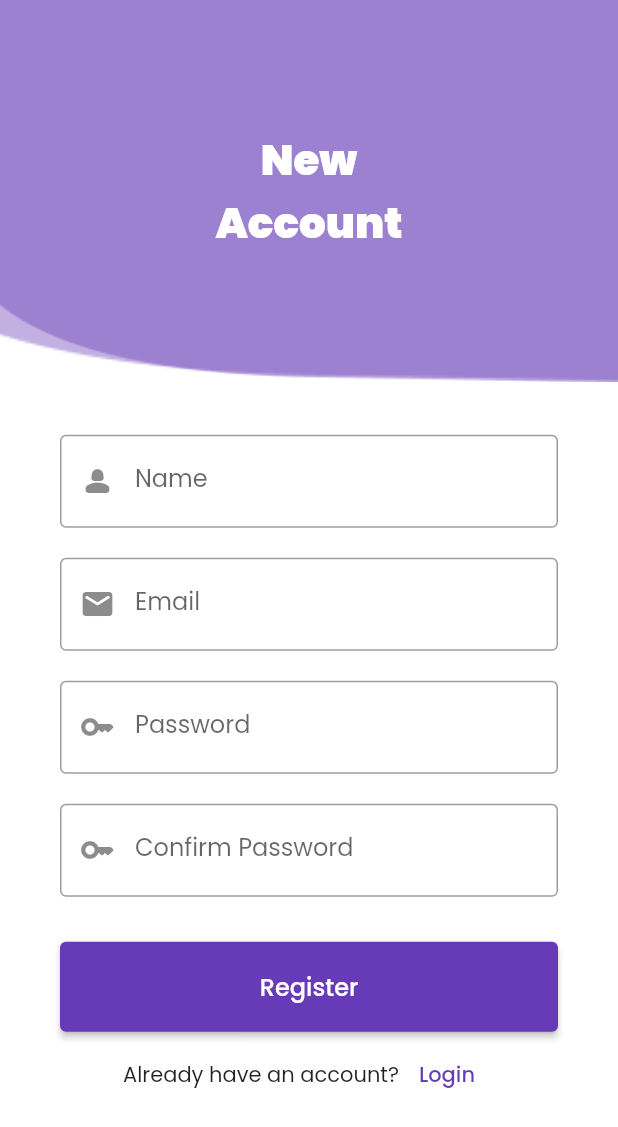
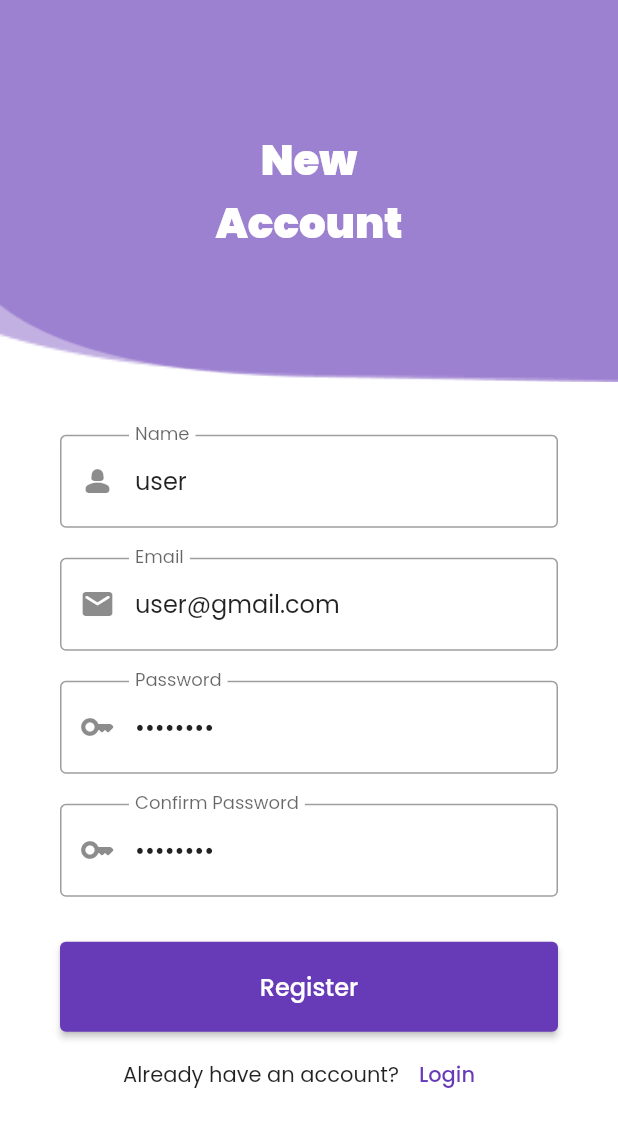
Before and after one commit to amlxv/giveback, a Flutter app: the screen it shows after launch, after a tap on "Create now!", on a phone screen of 412 x 824 dp. Shown: the top 1127 px of the screen. Run offline on Flutter 3.47's test engine with Material 2 defaults, Android fonts, the phone set to English and light mode, and no system bars; our stand-ins replace firebase_auth, firebase_core, google_fonts; accounts and stored records are empty; network calls fail.

Commit message:
impr: completing auth

```diff
--- /dev/null
+++ b/lib/components/register.dart
@@ -0,0 +1,118 @@
+import 'package:firebase_auth/firebase_auth.dart';
+import 'package:flutter/material.dart';
+import 'package:giveback/main.dart';
+import 'package:giveback/pages/auth/login.dart';
+import 'package:giveback/utils/misc.dart';
+import 'package:giveback/utils/validation.dart';
+
+class RegisterForm extends StatefulWidget {
+  const RegisterForm({super.key});
+
+  @override
+  State<RegisterForm> createState() => _RegisterFormState();
+}
+
+class _RegisterFormState extends State<RegisterForm> {
+  final TextEditingController nameController =
+      TextEditingController(text: 'user');
+  final TextEditingController emailController =
+      TextEditingController(text: 'user@gmail.com');
+  final TextEditingController passwordController =
+      TextEditingController(text: 'password');
+  final TextEditingController confirmPasswordController =
+      TextEditingController(text: 'password');
+
+  Future<UserCredential?> createUserWithEmailAndPassword() async {
+    try {
+      return await FirebaseAuth.instance.createUserWithEmailAndPassword(
+        email: emailController.text,
+        password: passwordController.text,
+      );
+    } on FirebaseAuthException catch (e) {
+      pushMessage(e.message!);
+    }
+    return null;
+  }
+
+  void handleCreateUser() async {
+    if (!handleFormValidation()) return;
+
+    UserCredential? credential = await createUserWithEmailAndPassword();
+
+    if (credential != null) {
+      await credential.user!.updateDisplayName(nameController.text);
+      pushMessage('Welcome, ${nameController.text}!', duration: 3);
+      _next();
+    }
+  }
+
+  _next() {
+    push(context, const MyApp());
+  }
+
+  bool handleFormValidation() {
+    if (!validateInput('Name', nameController) ||
+        !validateInput('Email', emailController) ||
+        !validateInput('Password', passwordController) ||
+        !validateInput('Confirm Password', confirmPasswordController)) {
+      return false;
+    }
+
+    if (!validateConfirmationPassword(
+        passwordController, confirmPasswordController)) {
+      return false;
+    }
+
+    return true;
+  }
+
+  @override
+  Widget build(BuildContext context) {
+    return Column(
+      mainAxisSize: MainAxisSize.min,
+      mainAxisAlignment: MainAxisAlignment.center,
+      children: [
+        InputField(
+            labelText: 'Name',
+            icon: Icons.person_2_rounded,
+            controller: nameController),
+        const SizedBox(height: 20),
+        InputField(
+            labelText: 'Email',
+            icon: Icons.email_rounded,
+            controller: emailController),
+        const SizedBox(height: 20),
+        InputField(
+            labelText: 'Password',
+            icon: Icons.key_rounded,
+            controller: passwordController,
+            obscureText: true),
+        const SizedBox(height: 20),
+        InputField(
+            labelText: 'Confirm Password',
+            icon: Icons.key_rounded,
+            controller: confirmPasswordController,
+            obscureText: true),
+        const SizedBox(height: 30),
+        SubmitButton(
+            labelText: 'Register',
+            onPressed: () {
+              handleCreateUser();
+            }),
+        const SizedBox(height: 5),
+        Row(
+          mainAxisAlignment: MainAxisAlignment.center,
+          children: [
+            const Text('Already have an account?'),
+            TextButton(
+              onPressed: () {
+                push(context, const Login());
+              },
+              child: const Text('Login'),
+            ),
+          ],
+        ),
+      ],
+    );
+  }
+}
--- a/lib/main.dart
+++ b/lib/main.dart
@@ -1,12 +1,27 @@
+import 'package:firebase_auth/firebase_auth.dart';
+import 'package:firebase_core/firebase_core.dart';
 import 'package:flutter/material.dart';
+import 'package:giveback/firebase_options.dart';
 import 'package:giveback/pages/auth/login.dart';
 import 'package:giveback/utils/menu.dart';
 import 'package:giveback/utils/nav_bar.dart';
 import 'package:giveback/utils/theme.dart';
 
+final GlobalKey<ScaffoldMessengerState> scaffoldMessengerKey =
+    GlobalKey<ScaffoldMessengerState>();
+
 void main() async {
   WidgetsFlutterBinding.ensureInitialized();
-  runApp(MaterialApp(home: const MyApp(), theme: buildTheme(Brightness.light)));
+  await Firebase.initializeApp(options: DefaultFirebaseOptions.currentPlatform);
+  runApp(
+    MaterialApp(
+      home: const MyApp(),
+      theme: buildTheme(
+        Brightness.light,
+      ),
+      scaffoldMessengerKey: scaffoldMessengerKey,
+    ),
+  );
 }
 
 class MyApp extends StatefulWidget {
@@ -19,6 +34,19 @@ class MyApp extends StatefulWidget {
 class _MyAppState extends State<MyApp> {
   int index = 0;
   bool logged = false;
+
+  @override
+  void initState() {
+    super.initState();
+
+    FirebaseAuth.instance.authStateChanges().listen((User? user) {
+      if (user == null) {
+        setState(() => logged = false);
+      } else {
+        setState(() => logged = true);
+      }
+    });
+  }
 
   void updateIndex(int index) {
     setState(() => this.index = index);
--- a/lib/pages/auth/login.dart
+++ b/lib/pages/auth/login.dart
@@ -1,5 +1,5 @@
 import 'package:flutter/material.dart';
-import 'package:giveback/utils/login.dart';
+import 'package:giveback/components/login.dart';
 
 class Login extends StatefulWidget {
   const Login({super.key});
@@ -9,16 +9,39 @@ class Login extends StatefulWidget {
 }
 
 class _LoginState extends State<Login> {
-  TextEditingController emailController = TextEditingController();
-  TextEditingController passwordController = TextEditingController();
-
   @override
   Widget build(BuildContext context) {
     return Scaffold(
       body: SingleChildScrollView(
-        child: LoginLayout(
-            emailController: emailController,
-            passwordController: passwordController),
+        child: Column(
+          mainAxisSize: MainAxisSize.min,
+          children: [
+            const SizedBox(height: 30),
+            Image.asset(
+              'images/undraw_welcoming.png',
+              width: MediaQuery.of(context).size.width * 0.8,
+              fit: BoxFit.cover,
+            ),
+            const SizedBox(height: 20),
+            const Center(
+              child: Text(
+                'Sign In',
+                style: TextStyle(
+                  fontSize: 28,
+                  fontWeight: FontWeight.w900,
+                  color: Colors.black,
+                ),
+              ),
+            ),
+            const SizedBox(height: 35),
+            Flexible(
+              child: Container(
+                padding: const EdgeInsets.symmetric(horizontal: 40),
+                child: const LoginForm(),
+              ),
+            ),
+          ],
+        ),
       ),
     );
   }
--- a/lib/pages/auth/register.dart
+++ b/lib/pages/auth/register.dart
@@ -1,5 +1,5 @@
 import 'package:flutter/material.dart';
-import 'package:giveback/utils/register.dart';
+import 'package:giveback/components/register.dart';
 
 class Register extends StatefulWidget {
   const Register({super.key});
@@ -9,21 +9,59 @@ class Register extends StatefulWidget {
 }
 
 class _RegisterState extends State<Register> {
-  final TextEditingController nameController = TextEditingController();
-  final TextEditingController emailController = TextEditingController();
-  final TextEditingController passwordController = TextEditingController();
-  final TextEditingController confirmPasswordController =
-      TextEditingController();
-
   @override
   Widget build(BuildContext context) {
     return Scaffold(
       body: SingleChildScrollView(
-        child: RegisterLayout(
-          nameController: nameController,
-          emailController: emailController,
-          passwordController: passwordController,
-          confirmPasswordController: confirmPasswordController,
+        child: Column(
+          mainAxisSize: MainAxisSize.min,
+          children: [
+            Stack(
+              clipBehavior: Clip.none,
+              children: [
+                Positioned(
+                  top: -100,
+                  right: 0,
+                  bottom: 0,
+                  left: 0,
+                  child: Image.asset(
+                    'images/illustration.png',
+                    width: MediaQuery.of(context).size.width,
+                    fit: BoxFit.cover,
+                  ),
+                ),
+                Image.asset(
+                  'images/illustration.png',
+                  width: MediaQuery.of(context).size.width,
+                  fit: BoxFit.cover,
+                ),
+                const Positioned(
+                  top: 0,
+                  right: 0,
+                  bottom: 0,
+                  left: 0,
+                  child: Center(
+                    child: Text(
+                      'New\nAccount',
+                      textAlign: TextAlign.center,
+                      style: TextStyle(
+                        fontSize: 28,
+                        fontWeight: FontWeight.w900,
+                        color: Colors.white,
+                      ),
+                    ),
+                  ),
+                ),
+              ],
+            ),
+            const SizedBox(height: 35),
+            Flexible(
+              child: Container(
+                padding: const EdgeInsets.symmetric(horizontal: 40),
+                child: const RegisterForm(),
+              ),
+            ),
+          ],
         ),
       ),
     );
--- a/lib/pages/home.dart
+++ b/lib/pages/home.dart
@@ -1,4 +1,7 @@
+import 'package:firebase_auth/firebase_auth.dart';
 import 'package:flutter/material.dart';
+import 'package:giveback/main.dart';
+import 'package:giveback/utils/misc.dart';
 
 class Home extends StatefulWidget {
   const Home({super.key});
@@ -8,8 +11,38 @@ class Home extends StatefulWidget {
 }
 
 class _HomeState extends State<Home> {
+  User? user;
+
+  @override
+  void initState() {
+    super.initState();
+
+    FirebaseAuth.instance.authStateChanges().listen((User? user) {
+      if (user == null) {
+        push(context, const MyApp());
+      } else {
+        setState(() => this.user = user);
+      }
+    });
+  }
+
   @override
   Widget build(BuildContext context) {
-    return const Text('This is Home Page');
+    return Center(
+      child: Column(
+        mainAxisAlignment: MainAxisAlignment.center,
+        crossAxisAlignment: CrossAxisAlignment.center,
+        children: [
+          Text("Welcome, ${user?.displayName}"),
+          Text("Your email is ${user?.email}"),
+          ElevatedButton(
+              onPressed: () {
+                FirebaseAuth.instance.signOut();
+                push(context, const MyApp());
+              },
+              child: const Text("Logout"))
+        ],
+      ),
+    );
   }
 }
--- a/lib/utils/login.dart
+++ /dev/null
@@ -1,103 +0,0 @@
-import 'package:flutter/material.dart';
-import 'package:giveback/pages/auth/register.dart';
-import 'package:giveback/utils/misc.dart';
-
-class LoginLayout extends StatelessWidget {
-  const LoginLayout({
-    super.key,
-    required this.emailController,
-    required this.passwordController,
-  });
-
-  final TextEditingController emailController;
-  final TextEditingController passwordController;
-
-  @override
-  Widget build(BuildContext context) {
-    return Column(
-      mainAxisSize: MainAxisSize.min,
-      children: [
-        const SizedBox(height: 30),
-        Image.asset(
-          'images/undraw_welcoming.png',
-          width: MediaQuery.of(context).size.width * 0.8,
-          fit: BoxFit.cover,
-        ),
-        const SizedBox(height: 20),
-        const Center(
-          child: Text(
-            'Sign In',
-            style: TextStyle(
-              fontSize: 28,
-              fontWeight: FontWeight.w900,
-              color: Colors.black,
-            ),
-          ),
-        ),
-        const SizedBox(height: 35),
-        Flexible(
-          child: Container(
-            padding: const EdgeInsets.symmetric(horizontal: 40),
-            child: LoginForm(
-              emailController: emailController,
-              passwordController: passwordController,
-            ),
-          ),
-        ),
-      ],
-    );
-  }
-}
-
-class LoginForm extends StatelessWidget {
-  const LoginForm({
-    super.key,
-    required this.emailController,
-    required this.passwordController,
-  });
-
-  final TextEditingController emailController;
-  final TextEditingController passwordController;
-
-  @override
-  Widget build(BuildContext context) {
-    return Column(
-      mainAxisSize: MainAxisSize.min,
-      mainAxisAlignment: MainAxisAlignment.center,
-      children: [
-        InputField(
-          labelText: 'Email',
-          icon: Icons.email_rounded,
-          controller: emailController,
-        ),
-        const SizedBox(height: 20),
-        InputField(
-          labelText: 'Password',
-          icon: Icons.password_rounded,
-          obscureText: true,
-          controller: passwordController,
-        ),
-        const SizedBox(height: 30),
-        SubmitButton(
-          labelText: 'Login',
-          onPressed: () {
-            print('Submit button pressed /* Login');
-          },
-        ),
-        const SizedBox(height: 5),
-        Row(
-          mainAxisAlignment: MainAxisAlignment.center,
-          children: [
-            const Text('Don\'t have an account?'),
-            TextButton(
-              onPressed: () {
-                push(context, const Register());
-              },
-              child: const Text('Create now!'),
-            ),
-          ],
-        ),
-      ],
-    );
-  }
-}
--- a/lib/utils/register.dart
+++ /dev/null
@@ -1,141 +0,0 @@
-import 'package:flutter/material.dart';
-import 'package:giveback/pages/auth/login.dart';
-import 'package:giveback/utils/misc.dart';
-
-class RegisterLayout extends StatelessWidget {
-  const RegisterLayout({
-    super.key,
-    required this.nameController,
-    required this.emailController,
-    required this.passwordController,
-    required this.confirmPasswordController,
-  });
-
-  final TextEditingController nameController;
-  final TextEditingController emailController;
-  final TextEditingController passwordController;
-  final TextEditingController confirmPasswordController;
-
-  @override
-  Widget build(BuildContext context) {
-    return Column(
-      mainAxisSize: MainAxisSize.min,
-      children: [
-        Stack(
-          clipBehavior: Clip.none,
-          children: [
-            Positioned(
-              top: -100,
-              right: 0,
-              bottom: 0,
-              left: 0,
-              child: Image.asset(
-                'images/illustration.png',
-                width: MediaQuery.of(context).size.width,
-                fit: BoxFit.cover,
-              ),
-            ),
-            Image.asset(
-              'images/illustration.png',
-              width: MediaQuery.of(context).size.width,
-              fit: BoxFit.cover,
-            ),
-            const Positioned(
-              top: 0,
-              right: 0,
-              bottom: 0,
-              left: 0,
-              child: Center(
-                child: Text(
-                  'New\nAccount',
-                  textAlign: TextAlign.center,
-                  style: TextStyle(
-                    fontSize: 28,
-                    fontWeight: FontWeight.w900,
-                    color: Colors.white,
-                  ),
-                ),
-              ),
-            ),
-          ],
-        ),
-        const SizedBox(height: 35),
-        Flexible(
-          child: Container(
-            padding: const EdgeInsets.symmetric(horizontal: 40),
-            child: RegisterForm(
-                nameController: nameController,
-                emailController: emailController,
-                passwordController: passwordController,
-                confirmPasswordController: confirmPasswordController),
-          ),
-        ),
-      ],
-    );
-  }
-}
-
-class RegisterForm extends StatelessWidget {
-  const RegisterForm({
-    super.key,
-    required this.nameController,
-    required this.emailController,
-    required this.passwordController,
-    required this.confirmPasswordController,
-  });
-
-  final TextEditingController nameController;
-  final TextEditingController emailController;
-  final TextEditingController passwordController;
-  final TextEditingController confirmPasswordController;
-
-  @override
-  Widget build(BuildContext context) {
-    return Column(
-      mainAxisSize: MainAxisSize.min,
-      mainAxisAlignment: MainAxisAlignment.center,
-      children: [
-        InputField(
-            labelText: 'Name',
-            icon: Icons.person_2_rounded,
-            controller: nameController),
-        const SizedBox(height: 20),
-        InputField(
-            labelText: 'Email',
-            icon: Icons.email_rounded,
-            controller: emailController),
-        const SizedBox(height: 20),
-        InputField(
-            labelText: 'Password',
-            icon: Icons.key_rounded,
-            controller: passwordController,
-            obscureText: true),
-        const SizedBox(height: 20),
-        InputField(
-            labelText: 'Confirm Password',
-            icon: Icons.key_rounded,
-            controller: confirmPasswordController,
-            obscureText: true),
-        const SizedBox(height: 30),
-        SubmitButton(
-            labelText: 'Register',
-            onPressed: () {
-              print('Register button pressed');
-            }),
-        const SizedBox(height: 5),
-        Row(
-          mainAxisAlignment: MainAxisAlignment.center,
-          children: [
-            const Text('Already have an account?'),
-            TextButton(
-              onPressed: () {
-                push(context, const Login());
-              },
-              child: const Text('Login'),
-            ),
-          ],
-        ),
-      ],
-    );
-  }
-}
--- a/pubspec.yaml
+++ b/pubspec.yaml
@@ -39,6 +39,7 @@ dependencies:
   google_fonts: ^4.0.5
   transparent_image: ^2.0.1
   firebase_core: ^2.14.0
+  firebase_auth: ^4.6.3
 
 dev_dependencies:
   flutter_test:
```
Also changed, not shown: lib/components/login.dart (added, +99 -0 lines), lib/utils/misc.dart (+16 -0 lines), lib/utils/validation.dart (added, +44 -0 lines), pubspec.lock.
